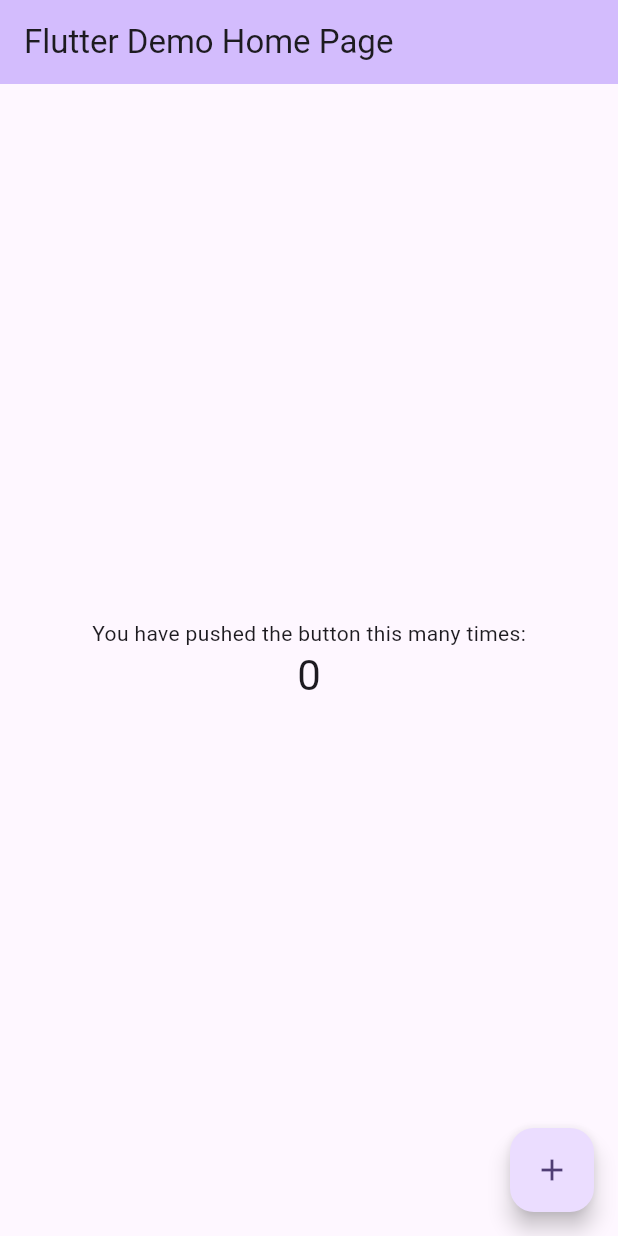
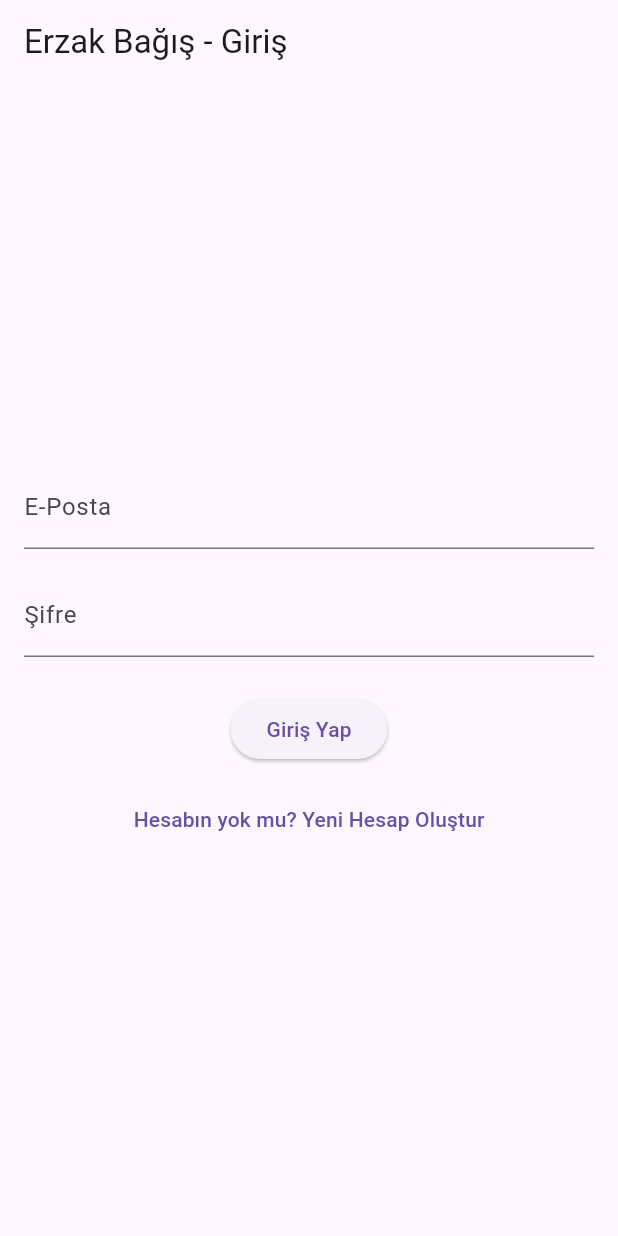
Before and after one commit to ErenBozkurt0/243301034_MehmetErenBozkurt_Flutter_Project, a Flutter app: the screen it shows after launch, on a phone screen of 412 x 824 dp. Run offline on Flutter 3.47's test engine with Material 3 defaults, Android fonts, the phone set to English and light mode, and no system bars; our stand-ins replace supabase_flutter; accounts and stored records are empty.

Commit message:
Register Login ve Home ekranı eklendi

```diff
--- a/lib/main.dart
+++ b/lib/main.dart
@@ -1,122 +1,31 @@
 import 'package:flutter/material.dart';
+import 'package:supabase_flutter/supabase_flutter.dart';
+import 'screens/login_screen.dart'; // Eklediğimiz ekranı tanıttık
+import 'screens/auth_gate.dart';
 
-void main() {
-  runApp(const MyApp());
+void main() async {
+  WidgetsFlutterBinding.ensureInitialized();
+
+  await Supabase.initialize(
+    url: 'https://ymrbnaotloqfooruuolk.supabase.co',
+    anonKey: 'eyJhbGciOiJIUzI1NiIsInR5cCI6IkpXVCJ9.eyJpc3MiOiJzdXBhYmFzZSIsInJlZiI6InltcmJuYW90bG9xZm9vcnV1b2xrIiwicm9sZSI6ImFub24iLCJpYXQiOjE3NzcxMzUzNDIsImV4cCI6MjA5MjcxMTM0Mn0.H5HjoKRxXdqoqcU2xarZinidcFA_VFzCX6MUPpR8S-Y',
+  );
+
+  runApp(const ErzakBagisApp());
 }
 
-class MyApp extends StatelessWidget {
-  const MyApp({super.key});
+class ErzakBagisApp extends StatelessWidget {
+  const ErzakBagisApp({super.key});
 
-  // This widget is the root of your application.
   @override
   Widget build(BuildContext context) {
     return MaterialApp(
-      title: 'Flutter Demo',
+      debugShowCheckedModeBanner: false,
+      title: 'Erzak Bağış',
       theme: ThemeData(
-        // This is the theme of your application.
-        //
-        // TRY THIS: Try running your application with "flutter run". You'll see
-        // the application has a purple toolbar. Then, without quitting the app,
-        // try changing the seedColor in the colorScheme below to Colors.green
-        // and then invoke "hot reload" (save your changes or press the "hot
-        // reload" button in a Flutter-supported IDE, or press "r" if you used
-        // the command line to start the app).
-        //
-        // Notice that the counter didn't reset back to zero; the application
-        // state is not lost during the reload. To reset the state, use hot
-        // restart instead.
-        //
-        // This works for code too, not just values: Most code changes can be
-        // tested with just a hot reload.
-        colorScheme: .fromSeed(seedColor: Colors.deepPurple),
+        primarySwatch: Colors.green,
       ),
-      home: const MyHomePage(title: 'Flutter Demo Home Page'),
+      home: const AuthGate(), // Artık uygulama ilk olarak kapıdaki güvenliğe (AuthGate) soracak
     );
   }
 }
-
-class MyHomePage extends StatefulWidget {
-  const MyHomePage({super.key, required this.title});
-
-  // This widget is the home page of your application. It is stateful, meaning
-  // that it has a State object (defined below) that contains fields that affect
-  // how it looks.
-
-  // This class is the configuration for the state. It holds the values (in this
-  // case the title) provided by the parent (in this case the App widget) and
-  // used by the build method of the State. Fields in a Widget subclass are
-  // always marked "final".
-
-  final String title;
-
-  @override
-  State<MyHomePage> createState() => _MyHomePageState();
-}
-
-class _MyHomePageState extends State<MyHomePage> {
-  int _counter = 0;
-
-  void _incrementCounter() {
-    setState(() {
-      // This call to setState tells the Flutter framework that something has
-      // changed in this State, which causes it to rerun the build method below
-      // so that the display can reflect the updated values. If we changed
-      // _counter without calling setState(), then the build method would not be
-      // called again, and so nothing would appear to happen.
-      _counter++;
-    });
-  }
-
-  @override
-  Widget build(BuildContext context) {
-    // This method is rerun every time setState is called, for instance as done
-    // by the _incrementCounter method above.
-    //
-    // The Flutter framework has been optimized to make rerunning build methods
-    // fast, so that you can just rebuild anything that needs updating rather
-    // than having to individually change instances of widgets.
-    return Scaffold(
-      appBar: AppBar(
-        // TRY THIS: Try changing the color here to a specific color (to
-        // Colors.amber, perhaps?) and trigger a hot reload to see the AppBar
-        // change color while the other colors stay the same.
-        backgroundColor: Theme.of(context).colorScheme.inversePrimary,
-        // Here we take the value from the MyHomePage object that was created by
-        // the App.build method, and use it to set our appbar title.
-        title: Text(widget.title),
-      ),
-      body: Center(
-        // Center is a layout widget. It takes a single child and positions it
-        // in the middle of the parent.
-        child: Column(
-          // Column is also a layout widget. It takes a list of children and
-          // arranges them vertically. By default, it sizes itself to fit its
-          // children horizontally, and tries to be as tall as its parent.
-          //
-          // Column has various properties to control how it sizes itself and
-          // how it positions its children. Here we use mainAxisAlignment to
-          // center the children vertically; the main axis here is the vertical
-          // axis because Columns are vertical (the cross axis would be
-          // horizontal).
-          //
-          // TRY THIS: Invoke "debug painting" (choose the "Toggle Debug Paint"
-          // action in the IDE, or press "p" in the console), to see the
-          // wireframe for each widget.
-          mainAxisAlignment: .center,
-          children: [
-            const Text('You have pushed the button this many times:'),
-            Text(
-              '$_counter',
-              style: Theme.of(context).textTheme.headlineMedium,
-            ),
-          ],
-        ),
-      ),
-      floatingActionButton: FloatingActionButton(
-        onPressed: _incrementCounter,
-        tooltip: 'Increment',
-        child: const Icon(Icons.add),
-      ),
-    );
-  }
-}
--- /dev/null
+++ b/lib/screens/auth_gate.dart
@@ -0,0 +1,31 @@
+import 'package:flutter/material.dart';
+import 'package:supabase_flutter/supabase_flutter.dart';
+import 'home_screen.dart';
+import 'login_screen.dart';
+
+class AuthGate extends StatelessWidget {
+  const AuthGate({super.key});
+
+  @override
+  Widget build(BuildContext context) {
+    // Supabase'in anlık oturum durumunu dinliyoruz (Girdi mi? Çıktı mı?)
+    return StreamBuilder<AuthState>(
+      stream: Supabase.instance.client.auth.onAuthStateChange,
+      builder: (context, snapshot) {
+        if (snapshot.connectionState == ConnectionState.waiting) {
+          return const Scaffold(body: Center(child: CircularProgressIndicator()));
+        }
+
+        // Kullanıcının oturum verisi var mı diye bakıyoruz
+        final session = snapshot.hasData ? snapshot.data!.session : null;
+
+        // Oturum varsa direkt ana sayfaya, yoksa giriş sayfasına atıyoruz
+        if (session != null) {
+          return const HomeScreen();
+        } else {
+          return const LoginScreen();
+        }
+      },
+    );
+  }
+}
--- /dev/null
+++ b/lib/screens/login_screen.dart
@@ -0,0 +1,82 @@
+import 'package:flutter/material.dart';
+import 'package:supabase_flutter/supabase_flutter.dart';
+import 'register_screen.dart'; // Kayıt ekranını dahil ettik
+
+class LoginScreen extends StatefulWidget {
+  const LoginScreen({super.key});
+
+  @override
+  State<LoginScreen> createState() => _LoginScreenState();
+}
+
+class _LoginScreenState extends State<LoginScreen> {
+  final _emailController = TextEditingController();
+  final _passwordController = TextEditingController();
+  bool _isLoading = false;
+
+  Future<void> _girisYap() async {
+    setState(() => _isLoading = true);
+    try {
+      await Supabase.instance.client.auth.signInWithPassword(
+        email: _emailController.text.trim(),
+        password: _passwordController.text.trim(),
+      );
+
+      if (mounted) {
+        // Şimdilik sadece mesaj veriyoruz, ana sayfayı yapınca oraya yönlendireceğiz
+        ScaffoldMessenger.of(context).showSnackBar(
+          const SnackBar(content: Text('Giriş Başarılı!')),
+        );
+      }
+    } catch (e) {
+      ScaffoldMessenger.of(context).showSnackBar(
+        SnackBar(content: Text('Giriş hatası: Hatalı bilgi girdiniz')),
+      );
+    } finally {
+      setState(() => _isLoading = false);
+    }
+  }
+
+  @override
+  Widget build(BuildContext context) {
+    return Scaffold(
+      appBar: AppBar(title: const Text('Erzak Bağış - Giriş')),
+      body: Padding(
+        padding: const EdgeInsets.all(16.0),
+        child: Column(
+          mainAxisAlignment: MainAxisAlignment.center,
+          children: [
+            TextField(
+              controller: _emailController,
+              decoration: const InputDecoration(labelText: 'E-Posta'),
+            ),
+            const SizedBox(height: 16),
+            TextField(
+              controller: _passwordController,
+              obscureText: true,
+              decoration: const InputDecoration(labelText: 'Şifre'),
+            ),
+            const SizedBox(height: 24),
+            _isLoading
+                ? const CircularProgressIndicator()
+                : ElevatedButton(
+                    onPressed: _girisYap,
+                    child: const Text('Giriş Yap'),
+                  ),
+            const SizedBox(height: 12),
+            TextButton(
+              onPressed: () {
+                // Kayıt ol ekranına geçiş yap
+                Navigator.push(
+                  context,
+                  MaterialPageRoute(builder: (context) => const RegisterScreen()),
+                );
+              },
+              child: const Text('Hesabın yok mu? Yeni Hesap Oluştur'),
+            ),
+          ],
+        ),
+      ),
+    );
+  }
+}
```
Also changed, not shown: lib/screens/home_screen.dart (added, +27 -0 lines), lib/screens/register_screen.dart (added, +79 -0 lines), 4 other files.
